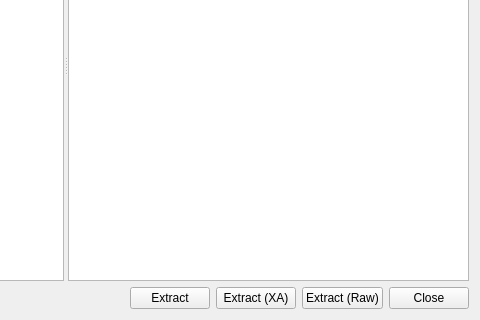
The window that src/duckstation-qt/isobrowserwindow.ui (kofxi3584karlayang/duckstation) describes before a commit, drawn with Qt 5; both pictures show x 348 to 828 and y 191 to 511 of the 828 by 511 pixel window.
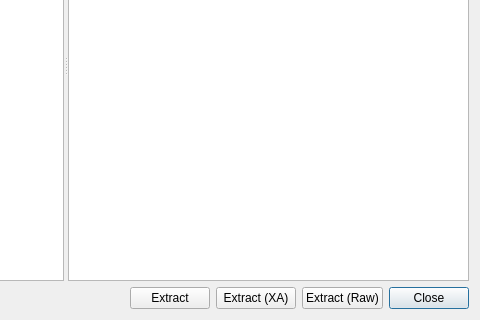
The same window after the commit. Icons and pictures are not drawn.

Commit message: Qt: Set default button in settings and ISO browser (#3475)

Patch:
```diff
--- a/src/duckstation-qt/isobrowserwindow.ui
+++ b/src/duckstation-qt/isobrowserwindow.ui
@@ -133,6 +133,9 @@
        <property name="text">
         <string>Close</string>
        </property>
+       <property name="default">
+        <bool>true</bool>
+       </property>
       </widget>
      </item>
     </layout>
```
The commit also changes 4 other files.
